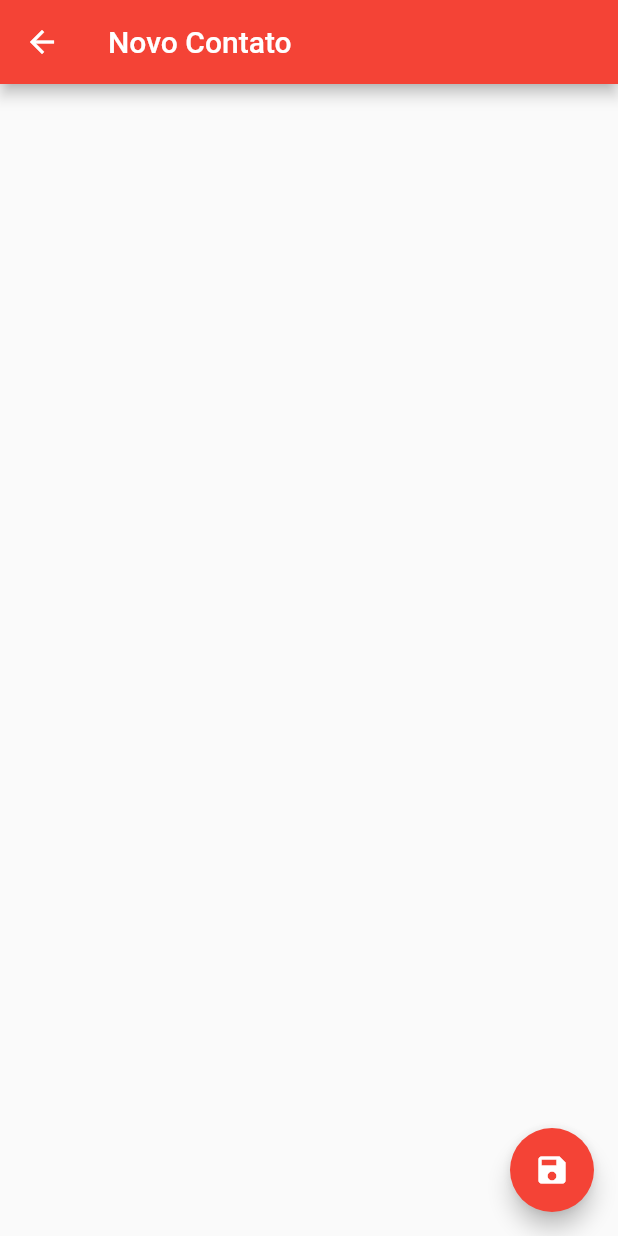
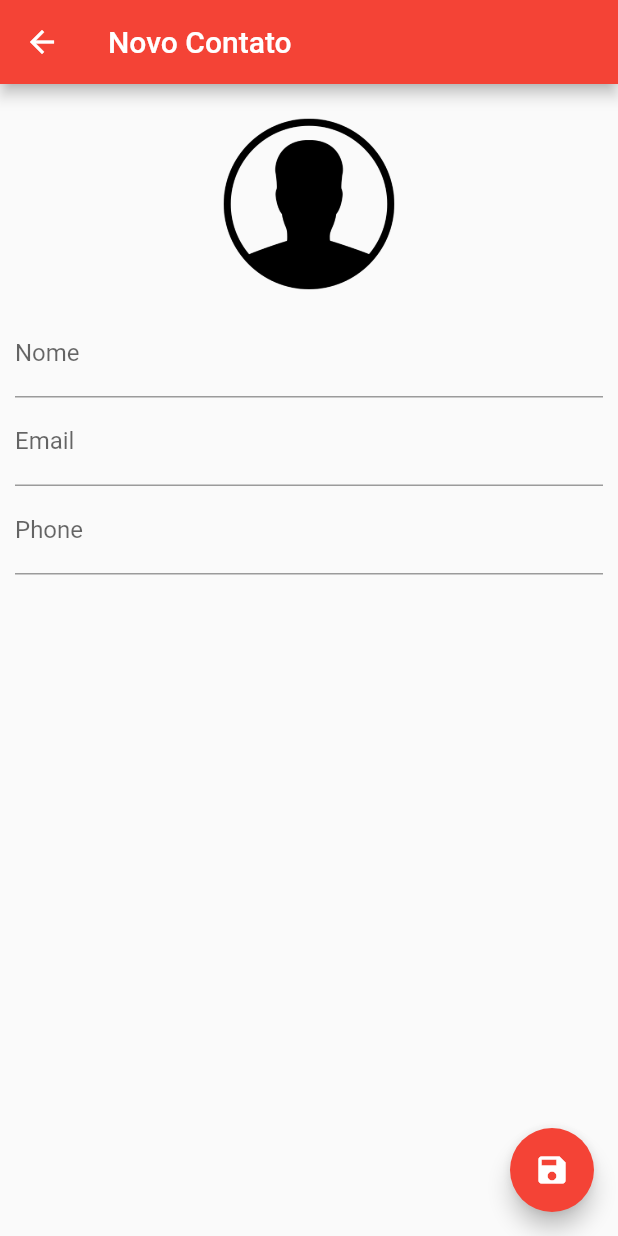
Before and after one commit to divinor07/agenda-contatos, a Flutter app: the ContactPage screen opened directly, on a phone screen of 412 x 824 dp. Run offline on Flutter 3.47's test engine with Material 2 defaults, Android fonts, the phone set to English and light mode, and no system bars; our stand-ins replace sqflite; accounts and stored records are empty.

Commit message:
Layout da Tela de Contato

```diff
--- a/lib/ui/contact_page.dart
+++ b/lib/ui/contact_page.dart
@@ -1,5 +1,5 @@
+import 'dart:io';
 import 'package:agendacontatos/helpers/contact_helper.dart';
-import 'package:flutter/foundation.dart';
 import 'package:flutter/material.dart';
 
 class ContactPage extends StatefulWidget {
@@ -12,6 +12,11 @@ class ContactPage extends StatefulWidget {
 }
 
 class _ContactPageState extends State<ContactPage> {
+  final _nameController = TextEditingController();
+  final _emailController = TextEditingController();
+  final _phoneController = TextEditingController();
+
+  bool _userEdited = false;
   Contact _editedContact;
 
   @override
@@ -22,6 +27,10 @@ class _ContactPageState extends State<ContactPage> {
       _editedContact = Contact();
     } else {
       _editedContact = Contact.fromMap(widget.contact.toMap());
+
+      _nameController.text = _editedContact.name;
+      _emailController.text = _editedContact.email;
+      _phoneController.text = _editedContact.phone;
     }
   }
 
@@ -37,6 +46,53 @@ class _ContactPageState extends State<ContactPage> {
         child: Icon(Icons.save),
         backgroundColor: Colors.red,
       ),
+      body: SingleChildScrollView(
+        padding: EdgeInsets.all(10.0),
+        child: Column(
+          children: <Widget>[
+            GestureDetector(
+              child: Container(
+                width: 140.0,
+                height: 140.0,
+                decoration: BoxDecoration(
+                    shape: BoxShape.circle,
+                    image: DecorationImage(
+                        image: _editedContact.img != null
+                            ? FileImage(File(_editedContact.img))
+                            : AssetImage("images/person.png"))),
+              ),
+            ),
+            TextField(
+              controller: _nameController,
+              decoration: InputDecoration(labelText: "Nome"),
+              onChanged: (text) {
+                _userEdited = true;
+                setState(() {
+                  _editedContact.name = text;
+                });
+              },
+            ),
+            TextField(
+              controller: _emailController,
+              decoration: InputDecoration(labelText: "Email"),
+              onChanged: (text) {
+                _userEdited = true;
+                _editedContact.email = text;
+              },
+              keyboardType: TextInputType.emailAddress,
+            ),
+            TextField(
+              controller: _phoneController,
+              decoration: InputDecoration(labelText: "Phone"),
+              onChanged: (text) {
+                _userEdited = true;
+                _editedContact.phone = text;
+              },
+              keyboardType: TextInputType.phone,
+            )
+          ],
+        ),
+      ),
     );
   }
 }
```
